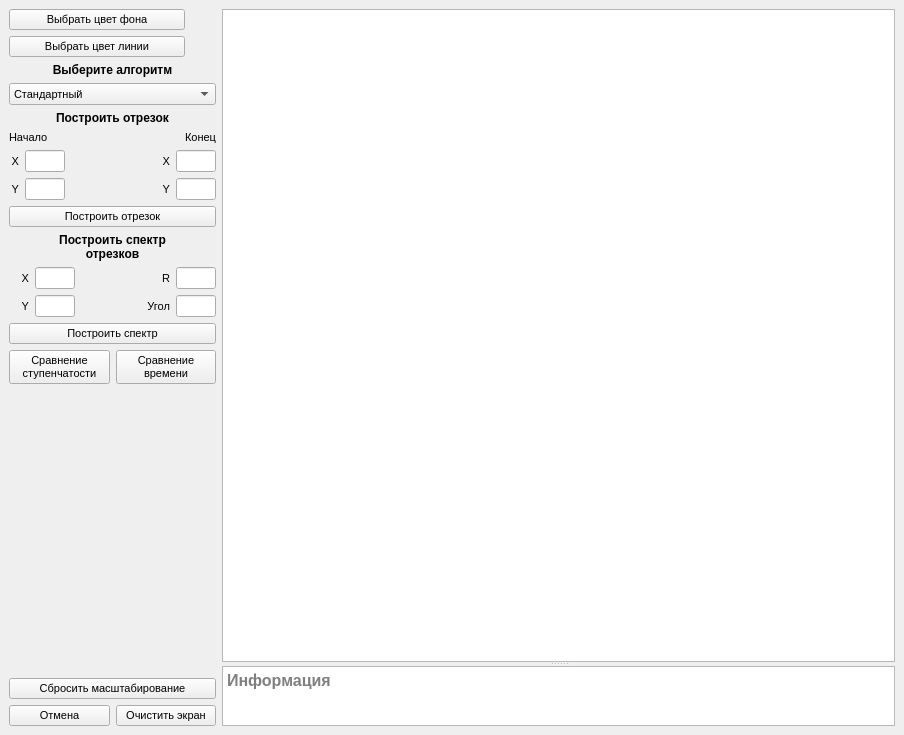
First picture: the form in lab_03/mainwindow.ui, repository AskaryanKarine/BMSTU-CG, before the edit.
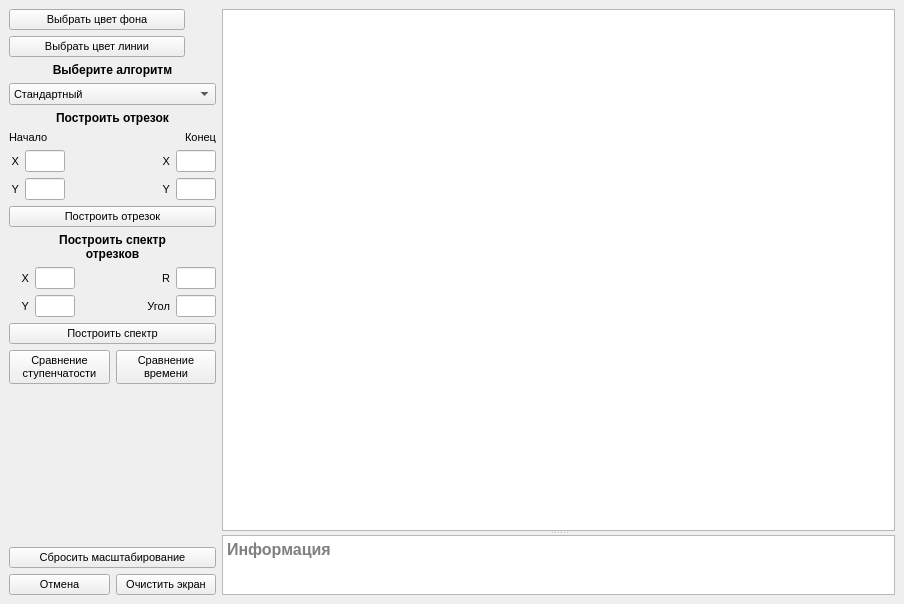
Second picture: the form after the edit.

The edit to the form file:
```diff
--- a/lab_03/mainwindow.ui
+++ b/lab_03/mainwindow.ui
@@ -7,7 +7,7 @@
     <x>0</x>
     <y>0</y>
     <width>904</width>
-    <height>735</height>
+    <height>604</height>
    </rect>
   </property>
   <property name="maximumSize">
@@ -614,6 +614,7 @@
        <property name="font">
         <font>
          <pointsize>12</pointsize>
+         <weight>75</weight>
          <bold>true</bold>
         </font>
        </property>
```
Left out of the diff: 5 changed lines with no effect on the pictures.
